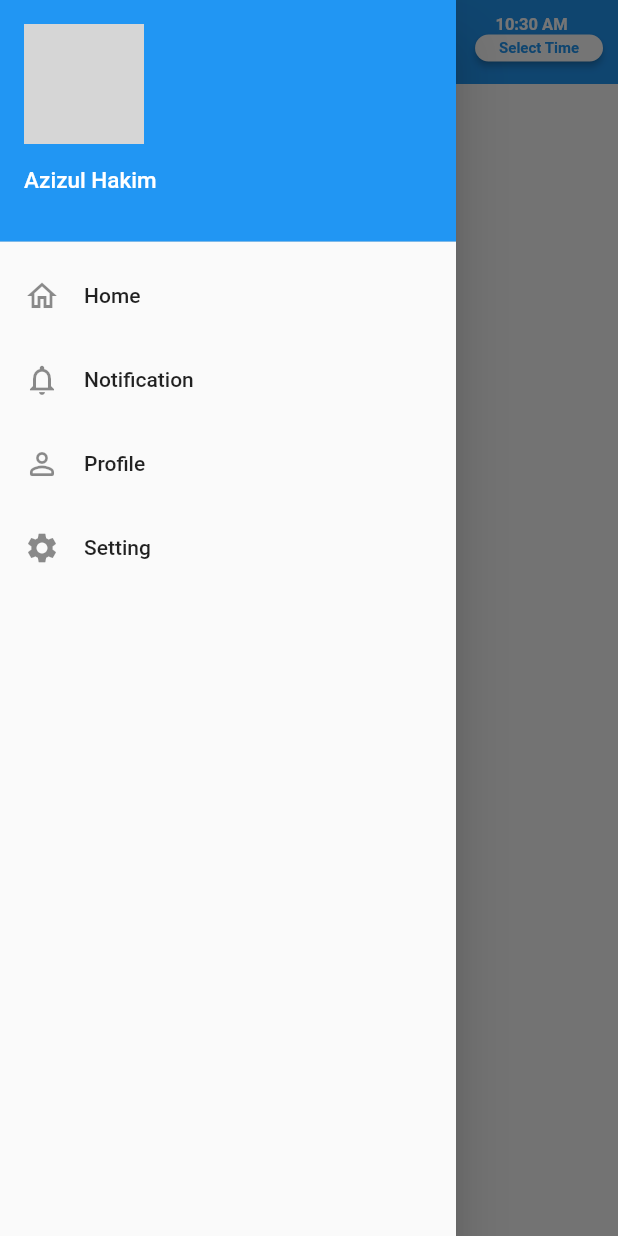
After one commit to tech-aziz/Time-Picker, a Flutter app: the screen it shows after launch, with the side drawer open, on a phone screen of 412 x 824 dp. The commit adds this screen. Run offline on Flutter 3.47's test engine with Material 2 defaults, Android fonts, the phone set to English and light mode, and no system bars; our stand-ins replace get, sqflite; accounts and stored records are empty; network calls fail; grey boxes are pictures that could not be loaded.

Commit message:
custom file created and integreted to the main file

```diff
--- /dev/null
+++ b/lib/widgets/action_widget.dart
@@ -0,0 +1,62 @@
+import 'package:flutter/material.dart';
+
+// ignore: must_be_immutable
+class BuildAction extends StatefulWidget {
+  @override
+  State<BuildAction> createState() => _BuildActionState();
+}
+
+class _BuildActionState extends State<BuildAction> {
+  TimeOfDay _timeOfDay = TimeOfDay.now();
+
+  @override
+  Widget build(BuildContext context) {
+    return Column(
+      // mainAxisAlignment: MainAxisAlignment.end,
+      children: [
+        Padding(
+          padding: const EdgeInsets.only(top: 10),
+          child: Expanded(
+            child: Text(
+              _timeOfDay.format(context).toString().padLeft(2, '0'),
+              style: const TextStyle(
+                  fontSize: 11,
+                  color: Colors.white,
+                  fontWeight: FontWeight.bold),
+            ),
+          ),
+        ),
+        Expanded(
+          child: Padding(
+            padding: const EdgeInsets.only(left: 20, bottom: 15, right: 10),
+            child: ElevatedButton(
+              style: ElevatedButton.styleFrom(
+                backgroundColor: Colors.white,
+                shape: RoundedRectangleBorder(
+                    borderRadius: BorderRadius.circular(30)),
+              ),
+              child: const Text('Select Time',
+                  style: TextStyle(
+                      fontSize: 10,
+                      color: Colors.blue,
+                      fontWeight: FontWeight.bold)),
+              onPressed: () {
+                showTime(context);
+              },
+            ),
+          ),
+        ),
+      ],
+    );
+  }
+
+  Future<void> showTime(BuildContext context) async {
+    TimeOfDay? picked =
+        await showTimePicker(context: context, initialTime: _timeOfDay);
+    if (picked != null) {
+      setState(() {
+        _timeOfDay = picked;
+      });
+    }
+  }
+}
--- /dev/null
+++ b/lib/widgets/appBar.dart
@@ -0,0 +1,13 @@
+import 'package:flutter/material.dart';
+import 'package:time_picker/widgets/action_widget.dart';
+
+AppBar appBar(){
+  return AppBar(
+    title: const Text('Time Picker with Api Call'),
+    centerTitle: true,
+    elevation: 0,
+    actions: [
+      BuildAction(),
+    ],
+  );
+}
--- /dev/null
+++ b/lib/widgets/draswer.dart
@@ -0,0 +1,75 @@
+import 'package:flutter/material.dart';
+
+class DrawerWidget extends StatelessWidget {
+  const DrawerWidget({Key? key}) : super(key: key);
+
+  @override
+  Widget build(BuildContext context) {
+    return Drawer(
+      child: ListView(
+        padding: EdgeInsets.zero,
+        children: [
+          _buildHeader(),
+          _buildItem(
+              icon: Icons.home_outlined,
+              title: 'Home',
+              onTap: () => Navigator.pop(context)),
+          _buildItem(
+              icon: Icons.notifications_none,
+              title: 'Notification',
+              onTap: () => Navigator.pushNamed(context, 'Notification')),
+          _buildItem(
+              icon: Icons.person_outline_rounded,
+              title: 'Profile',
+              onTap: () => Navigator.pushNamed(context, 'Profile')),
+          _buildItem(
+              icon: Icons.settings,
+              title: 'Setting',
+              onTap: () => Navigator.pushNamed(context, 'Setting'))
+        ],
+      ),
+    );
+  }
+
+  _buildHeader() {
+    return DrawerHeader(
+        decoration: const BoxDecoration(
+          // image: DecorationImage(
+          //   image: NetworkImage('https://avatars.githubusercontent.com/u/23038515?v=4'),fit: BoxFit.fill
+          // )
+          color: Colors.blue,
+        ),
+        child: Column(
+          mainAxisAlignment: MainAxisAlignment.start,
+          crossAxisAlignment: CrossAxisAlignment.start,
+          children: const [
+            CircleAvatar(
+                radius: 40,
+                backgroundImage: NetworkImage(
+                    'https://avatars.githubusercontent.com/u/23038515?v=4')),
+            SizedBox(
+              height: 15,
+            ),
+            Text(
+              'Azizul Hakim',
+              style: TextStyle(
+                color: Colors.white,
+                fontSize: 15,
+              ),
+            )
+          ],
+        ));
+  }
+
+  Widget _buildItem(
+      {required IconData icon,
+      required String title,
+      required GestureTapCallback onTap}) {
+    return ListTile(
+      leading: Icon(icon),
+      minLeadingWidth: 5,
+      title: Text(title),
+      onTap: onTap,
+    );
+  }
+}
```
Also changed, not shown: lib/main.dart (+6 -8 lines), lib/model/product_model.dart (+5 -2 lines), lib/screens/home.dart (+5 -127 lines), lib/services/api_call.dart (+6 -5 lines).
